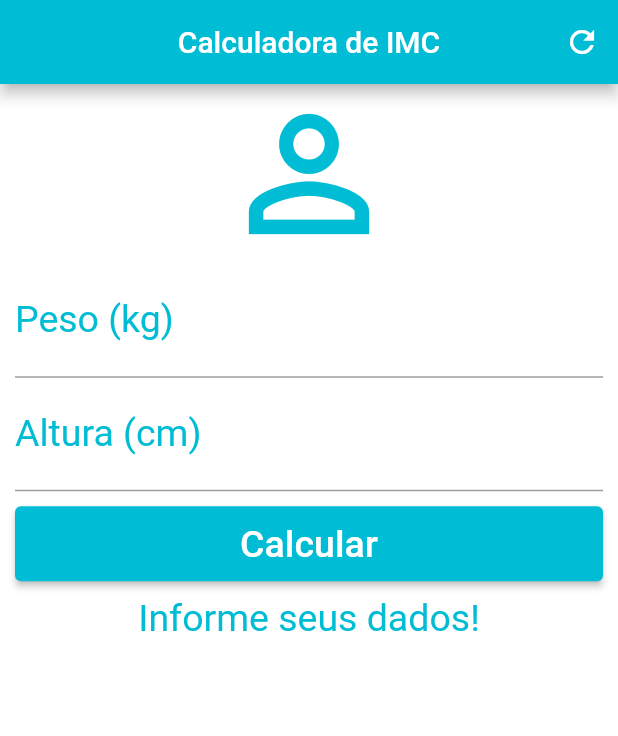
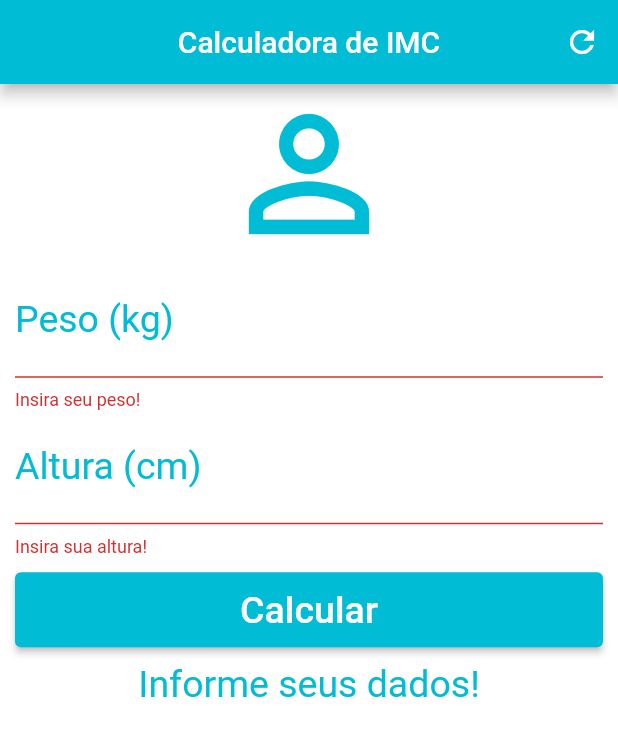
Before and after one commit to gabsabreu/calculadora_imc, a Flutter app: the screen it shows after launch, after a tap on "Calcular", on a phone screen of 412 x 824 dp. Shown: the top 736 px of the screen. Run offline on Flutter 3.47's test engine with Material 2 defaults, Android fonts, the phone set to English and light mode, and no system bars.

```diff
--- a/lib/main.dart
+++ b/lib/main.dart
@@ -14,6 +14,8 @@ class Home extends StatefulWidget {
 class _HomeState extends State<Home> {
   TextEditingController weightController = TextEditingController();
   TextEditingController heightController = TextEditingController();
+
+  GlobalKey<FormState> _formKey = GlobalKey<FormState>();
 
   String _infoText = "Informe seus dados!";
 
@@ -66,11 +68,14 @@ class _HomeState extends State<Home> {
       backgroundColor: Colors.white,
       body: SingleChildScrollView(
           padding: EdgeInsets.fromLTRB(10.0, 0.0, 10.0, 0.0),
+          child: Form(
+            key: _formKey,
             child: Column(
               crossAxisAlignment: CrossAxisAlignment.stretch,
               children: [
-            Icon(Icons.person_outline_sharp, size: 120.0, color: Colors.cyan),
-            TextField(
+                Icon(Icons.person_outline_sharp,
+                    size: 120.0, color: Colors.cyan),
+                TextFormField(
                   keyboardType: TextInputType.number,
                   decoration: InputDecoration(
                       labelText: "Peso (kg)",
@@ -78,8 +83,13 @@ class _HomeState extends State<Home> {
                   textAlign: TextAlign.center,
                   style: TextStyle(color: Colors.cyan, fontSize: 25.0),
                   controller: weightController,
+                  validator: (value) {
+                    if (value!.isEmpty) {
+                      return "Insira seu peso!";
+                    }
+                  },
                 ),
-            TextField(
+                TextFormField(
                   keyboardType: TextInputType.number,
                   decoration: InputDecoration(
                       labelText: "Altura (cm)",
@@ -87,6 +97,11 @@ class _HomeState extends State<Home> {
                   textAlign: TextAlign.center,
                   style: TextStyle(color: Colors.cyan, fontSize: 25.0),
                   controller: heightController,
+                  validator: (value) {
+                    if (value!.isEmpty) {
+                      return "Insira sua altura!";
+                    }
+                  },
                 ),
                 Padding(
                   padding: EdgeInsets.only(top: 10.0, bottom: 10.0),
@@ -98,7 +113,9 @@ class _HomeState extends State<Home> {
                             MaterialStateProperty.all<Color>(Colors.cyan),
                       ),
                       onPressed: () {
+                        if (_formKey.currentState!.validate()) {
                           _calculte();
+                        }
                       },
                       child: Text(
                         "Calcular",
@@ -114,7 +131,7 @@ class _HomeState extends State<Home> {
                 )
               ],
             ),
-      ),
+          )),
     );
   }
 }
```
Lines whose indentation alone changed are shown as unchanged.
